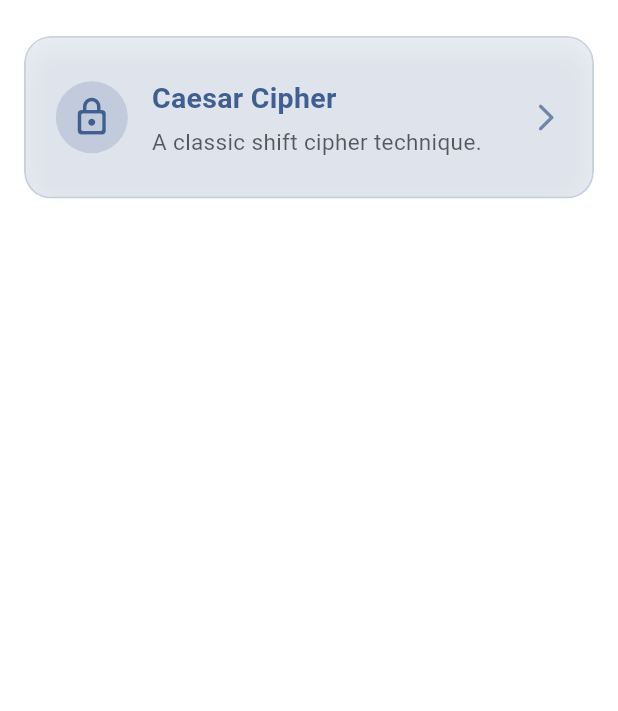
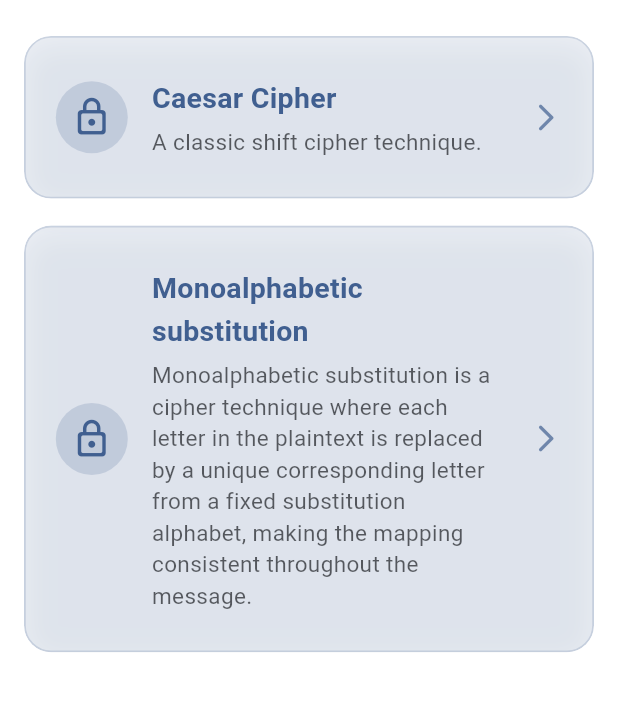
Before and after one commit to EasinHosen/encryptor, a Flutter app: the screen it shows after launch, on a phone screen of 412 x 824 dp, the part 84-795 px from its top. Run offline on Flutter 3.47's test engine with Material 3 defaults, Android fonts, the phone set to English and light mode, and no system bars; our stand-ins replace get.

Commit message:
feat: monoalphabetic substitution method added

```diff
--- a/lib/route/app_router.dart
+++ b/lib/route/app_router.dart
@@ -1,6 +1,7 @@
 import 'package:encryptor/bindings/home_binding.dart';
 import 'package:encryptor/view/screens/ceaser_cypher.dart';
 import 'package:encryptor/view/screens/home_screen.dart';
+import 'package:encryptor/view/screens/monoalphabetic_substitution.dart';
 import 'package:get/get.dart';
 
 class AppRouter {
@@ -17,6 +18,10 @@ class AppRouter {
     GetPage(
       name: CeaserCypher.routeName,
       page: () => const CeaserCypher(),
-    )
+    ),
+    GetPage(
+      name: MonoAlphabeticSubstitution.routeName,
+      page: () => const MonoAlphabeticSubstitution(),
+    ),
   ];
 }
--- a/lib/view/screens/home_screen.dart
+++ b/lib/view/screens/home_screen.dart
@@ -1,4 +1,5 @@
 import 'package:encryptor/view/screens/ceaser_cypher.dart';
+import 'package:encryptor/view/screens/monoalphabetic_substitution.dart';
 import 'package:encryptor/view/styles/app_colors.dart';
 import 'package:flutter/foundation.dart';
 import 'package:flutter/material.dart';
@@ -30,6 +31,12 @@ class HomeScreen extends StatelessWidget {
             description: 'A classic shift cipher technique.',
             onTap: () => Get.toNamed(CeaserCypher.routeName),
           ),
+          EncryptionMethodTile(
+            title: 'Monoalphabetic substitution',
+            description:
+                'Monoalphabetic substitution is a cipher technique where each letter in the plaintext is replaced by a unique corresponding letter from a fixed substitution alphabet, making the mapping consistent throughout the message.',
+            onTap: () => Get.toNamed(MonoAlphabeticSubstitution.routeName),
+          ),
         ],
       ),
     );
```
